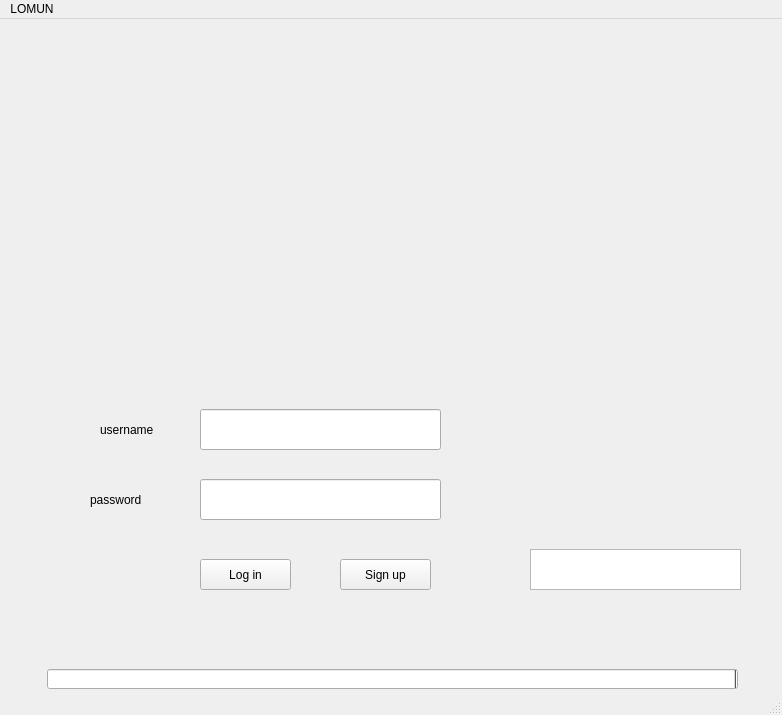
Above: loginpage.ui from alikargar20/messenger before the change. Below: the same form after it.
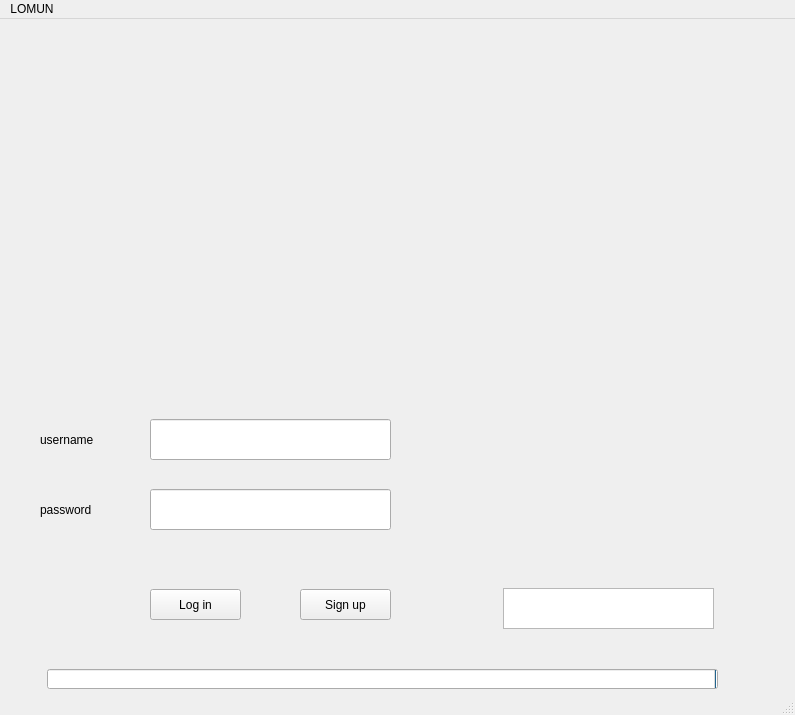
That is the form after the change. Icons and pictures are not drawn.

Patch:
```diff
--- a/loginpage.ui
+++ b/loginpage.ui
@@ -6,7 +6,7 @@
    <rect>
     <x>0</x>
     <y>0</y>
-    <width>782</width>
+    <width>795</width>
     <height>715</height>
    </rect>
   </property>
@@ -20,8 +20,8 @@
    <widget class="QLineEdit" name="user">
     <property name="geometry">
      <rect>
-      <x>200</x>
-      <y>390</y>
+      <x>150</x>
+      <y>400</y>
       <width>241</width>
       <height>41</height>
      </rect>
@@ -30,8 +30,8 @@
    <widget class="QLineEdit" name="pass">
     <property name="geometry">
      <rect>
-      <x>200</x>
-      <y>460</y>
+      <x>150</x>
+      <y>470</y>
       <width>241</width>
       <height>41</height>
      </rect>
@@ -43,8 +43,8 @@
    <widget class="QLabel" name="label_2">
     <property name="geometry">
      <rect>
-      <x>100</x>
-      <y>400</y>
+      <x>40</x>
+      <y>410</y>
       <width>71</width>
       <height>21</height>
      </rect>
@@ -56,8 +56,8 @@
    <widget class="QLabel" name="label_3">
     <property name="geometry">
      <rect>
-      <x>90</x>
-      <y>470</y>
+      <x>40</x>
+      <y>480</y>
       <width>71</width>
       <height>21</height>
      </rect>
@@ -69,8 +69,8 @@
    <widget class="QPushButton" name="login">
     <property name="geometry">
      <rect>
-      <x>200</x>
-      <y>540</y>
+      <x>150</x>
+      <y>570</y>
       <width>91</width>
       <height>31</height>
      </rect>
@@ -82,8 +82,8 @@
    <widget class="QPushButton" name="signup">
     <property name="geometry">
      <rect>
-      <x>340</x>
-      <y>540</y>
+      <x>300</x>
+      <y>570</y>
       <width>91</width>
       <height>31</height>
      </rect>
@@ -95,8 +95,8 @@
    <widget class="QTextEdit" name="textEdit">
     <property name="geometry">
      <rect>
-      <x>530</x>
-      <y>530</y>
+      <x>503</x>
+      <y>569</y>
       <width>211</width>
       <height>41</height>
      </rect>
@@ -107,7 +107,7 @@
      <rect>
       <x>47</x>
       <y>650</y>
-      <width>691</width>
+      <width>671</width>
       <height>20</height>
      </rect>
     </property>
@@ -127,8 +127,8 @@
    <widget class="QLabel" name="image">
     <property name="geometry">
      <rect>
-      <x>200</x>
-      <y>150</y>
+      <x>156</x>
+      <y>140</y>
       <width>421</width>
       <height>121</height>
      </rect>
@@ -208,8 +208,8 @@
     <rect>
      <x>0</x>
      <y>0</y>
-     <width>782</width>
-     <height>20</height>
+     <width>795</width>
+     <height>22</height>
     </rect>
    </property>
    <widget class="QMenu" name="menuLOMUN">
```
